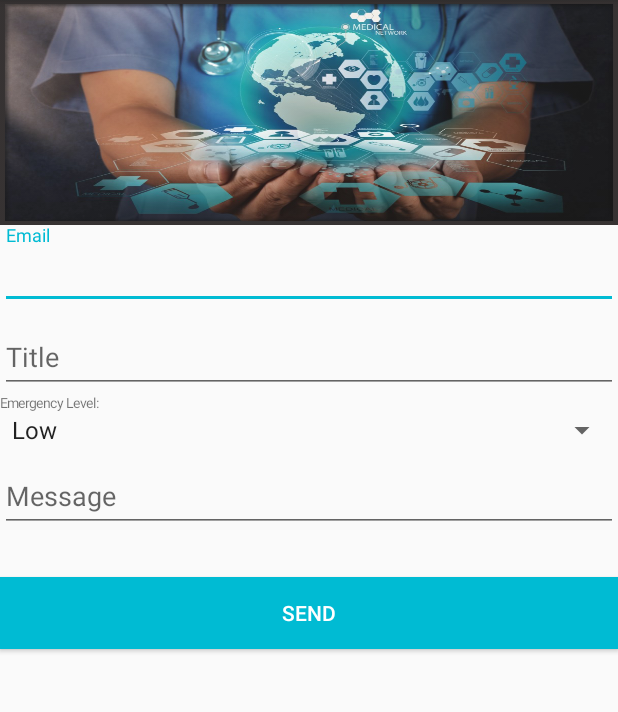
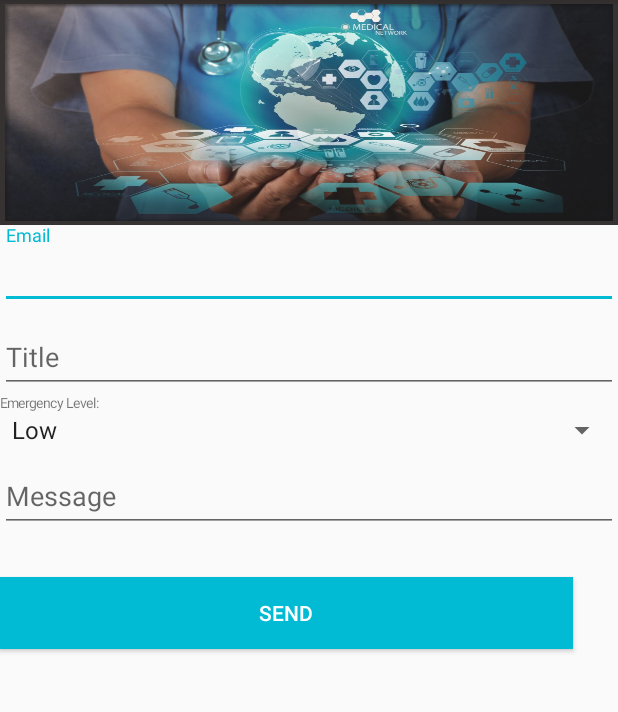
Before and after one commit to ysoseerius/e_care_new, an Android app: the PatientReport screen opened directly, with no data from a screen before it, on a phone screen of 412 x 824 dp, the part 84-796 px from its top. Run offline under Robolectric (Android 15) with nearby library versions, the phone set to English and light mode, and no system bars.

Commit message:
update patient list

```diff
--- a/app/build.gradle
+++ b/app/build.gradle
@@ -24,5 +24,7 @@ dependencies {
     testCompile 'junit:junit:4.12'
     compile 'com.android.support:appcompat-v7:23.1.1'
     compile 'com.android.support:design:23.1.1'
+
+    compile 'com.android.support:recyclerview-v7:23.0.+'
     compile 'com.mcxiaoke.volley:library:1.0.19'
 }
--- a/app/src/main/java/com/example/yuen/PatientReport.java
+++ b/app/src/main/java/com/example/yuen/PatientReport.java
@@ -34,6 +34,8 @@ public class PatientReport extends AppCompatActivity {
     private DrawerLayout drawerLayout;
     int navItemId;
     private Toolbar toolbar;
+    private static final String NAV_ITEM_ID = "nav_index";
+
     private EditText inputEmail, inputTitle, inputMessage;
     private TextView level;
     private TextInputLayout inputLayoutEmail, inputLayoutTitle, inputLayoutMessage;
@@ -41,7 +43,7 @@ public class PatientReport extends AppCompatActivity {
     private Spinner spinner;
     private ArrayAdapter<String> lunchList;
     private Context mContext;
-    private static final String NAV_ITEM_ID = "nav_index";
+
 
     private String[] em_level = {"Low", "Medium", "High"};
 
@@ -56,6 +58,7 @@ public class PatientReport extends AppCompatActivity {
 
         drawerLayout = (DrawerLayout) findViewById(R.id.drawer_layout);
         NavigationView view = (NavigationView) findViewById(R.id.navigation_view);
+        view.getMenu().getItem(1).setChecked(true);
         view.setNavigationItemSelectedListener(new NavigationView.OnNavigationItemSelectedListener() {
             @Override
             public boolean onNavigationItemSelected(MenuItem menuItem) {
@@ -65,13 +68,13 @@ public class PatientReport extends AppCompatActivity {
 
 
                     case R.id.nav_1:
-
+                        Intent intent = new Intent();
+                        intent.setClass(PatientReport.this,Case_history_review.class);
+                        //intent .putExtra("name", "Hello B Activity");
+                        startActivity(intent);
                         break;
                     case R.id.nav_2:
-                        Intent intent = new Intent();
-                        intent.setClass(PatientReport.this, Case_history_review.class);
-                        //intent .putExtra("name", "Hello B Activity");
-                        startActivity(intent);
+
                         break;
                     case R.id.nav_3:
                         break;
--- a/app/src/main/res/layout/patient_report.xml
+++ b/app/src/main/res/layout/patient_report.xml
@@ -101,7 +101,7 @@
         </android.support.design.widget.TextInputLayout>
 
         <Button android:id="@+id/btn_send"
-            android:layout_width="fill_parent"
+            android:layout_width="382dp"
             android:layout_height="wrap_content"
             android:text="@string/btn_send"
             android:background="@color/colorPrimary"
--- a/app/src/main/res/values/dimens.xml
+++ b/app/src/main/res/values/dimens.xml
@@ -3,4 +3,6 @@
     <dimen name="activity_horizontal_margin">16dp</dimen>
     <dimen name="activity_vertical_margin">16dp</dimen>
     <dimen name="fab_margin">16dp</dimen>
+    <dimen name="title">30dp</dimen>
+
 </resources>
--- a/app/src/main/res/values/strings.xml
+++ b/app/src/main/res/values/strings.xml
@@ -17,5 +17,6 @@
     <string name="err_msg_title">Emtpy title</string>
     <string name="err_msg_message">Emtpy message</string>
 
-
+    <!-- PatientList.java -->
+    <string name="patient_list">Patient List</string>
 </resources>
```
Also changed, not shown: app/src/main/AndroidManifest.xml (+7 -0 lines), app/src/main/java/com/example/yuen/e_carei/Case_history_review.java (+6 -3 lines), app/src/main/res/values/colors.xml (+9 -0 lines).
